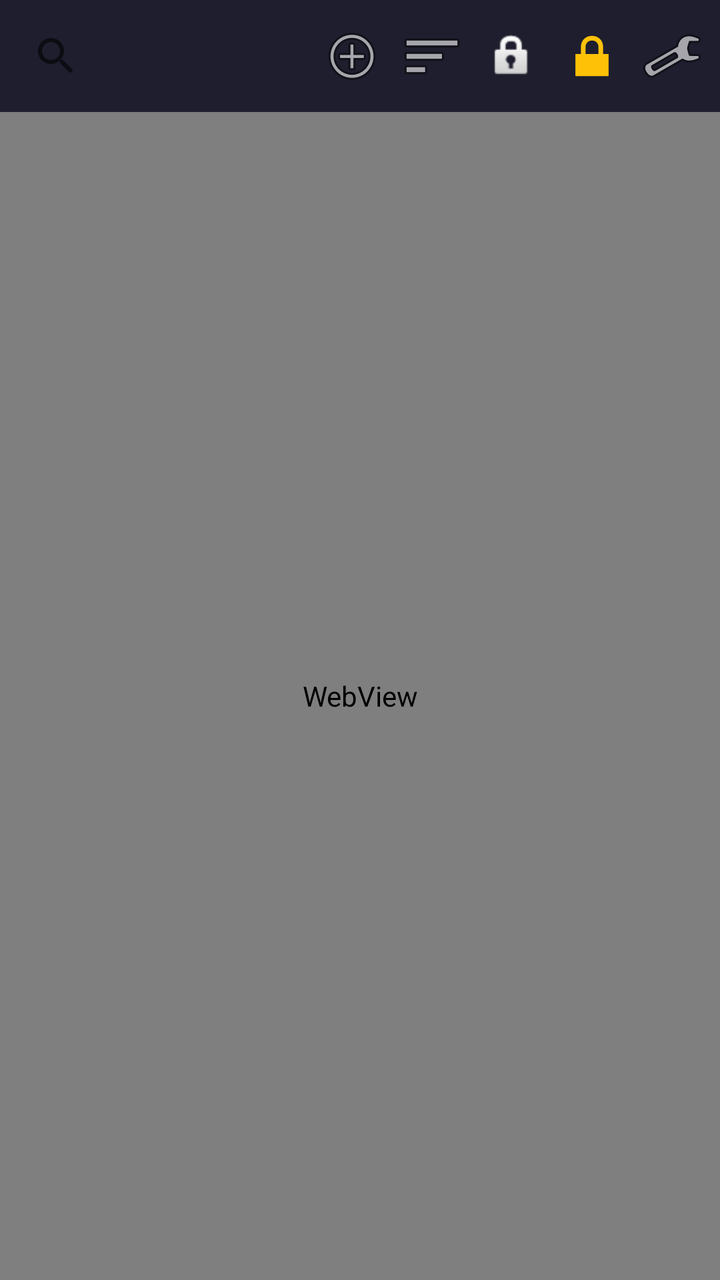
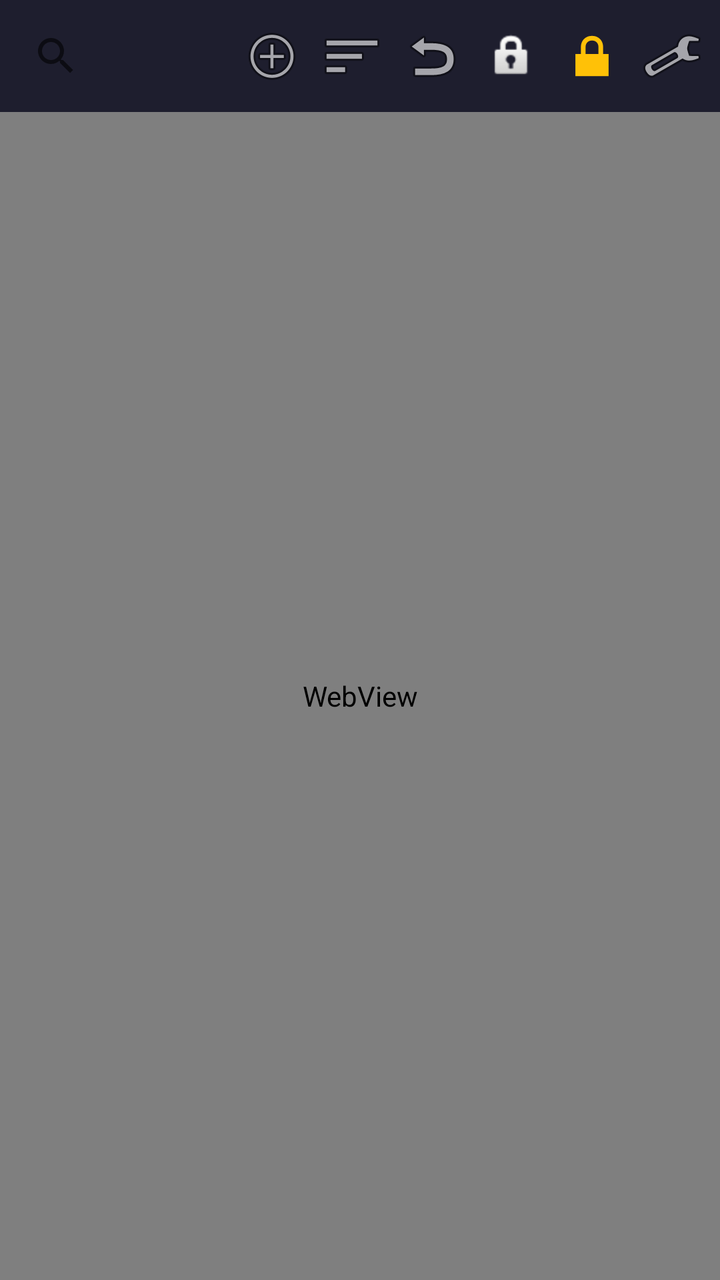

Two renders of the same Android screen: before a commit and after it. Below are the layout's source before the change and the commit's diff.
<!-- AndroidManifest.xml: application theme Theme.StarSyria -->
<!-- res/layout/activity_main.xml -->
<?xml version="1.0" encoding="utf-8"?>
<androidx.drawerlayout.widget.DrawerLayout
    xmlns:android="http://schemas.android.com/apk/res/android"
    xmlns:app="http://schemas.android.com/apk/res-auto"
    android:id="@+id/drawer_layout"
    android:layout_width="match_parent"
    android:layout_height="match_parent">

    <LinearLayout
        android:layout_width="match_parent"
        android:layout_height="match_parent"
        android:orientation="vertical">

        <LinearLayout
            android:id="@+id/toolbar_row"
            android:layout_width="match_parent"
            android:layout_height="wrap_content"
            android:orientation="horizontal"
            android:background="@color/toolbar_bg"
            android:padding="4dp"
            android:gravity="center_vertical">

            <androidx.appcompat.widget.SearchView
                android:id="@+id/search_bar"
                android:layout_width="0dp"
                android:layout_weight="1"
                android:layout_height="wrap_content"
                app:queryHint="@string/search_hint" />

            <ImageButton
                android:id="@+id/btn_new_tab"
                android:layout_width="40dp"
                android:layout_height="40dp"
                android:background="@android:color/transparent"
                android:src="@android:drawable/ic_menu_add"
                android:contentDescription="@string/new_tab" />

            <ImageButton
                android:id="@+id/btn_tabs"
                android:layout_width="40dp"
                android:layout_height="40dp"
                android:background="@android:color/transparent"
                android:src="@android:drawable/ic_menu_sort_by_size"
                android:contentDescription="@string/open_tabs" />

            <ImageButton
                android:id="@+id/btn_incognito"
                android:layout_width="40dp"
                android:layout_height="40dp"
                android:background="@android:color/transparent"
                android:src="@android:drawable/ic_lock_idle_lock"
                android:contentDescription="@string/incognito_mode" />

            <ImageButton
                android:id="@+id/btn_vpn"
                android:layout_width="40dp"
                android:layout_height="40dp"
                android:background="@android:color/transparent"
                android:src="@android:drawable/ic_lock_lock"
                android:contentDescription="@string/vpn" />

            <ImageButton
                android:id="@+id/btn_settings"
                android:layout_width="40dp"
                android:layout_height="40dp"
                android:background="@android:color/transparent"
                android:src="@android:drawable/ic_menu_preferences"
                android:contentDescription="@string/settings_title" />
        </LinearLayout>

        <WebView
            android:id="@+id/webview"
            android:layout_width="match_parent"
            android:layout_height="0dp"
            android:layout_weight="1" />
    </LinearLayout>

    
    <androidx.recyclerview.widget.RecyclerView
        android:id="@+id/tabs_recycler"
        android:layout_width="280dp"
        android:layout_height="match_parent"
        android:layout_gravity="end"
        android:background="@color/drawer_bg"
        android:padding="8dp" />

</androidx.drawerlayout.widget.DrawerLayout>
<!-- resources referenced by this layout -->
<resources>
  <color name="drawer_bg">#F4F4F8</color>
  <color name="toolbar_bg">#1E1E2E</color>
  <string name="incognito_mode">التصفح الخفي</string>
  <string name="new_tab">تبويب جديد</string>
  <string name="open_tabs">التبويبات المفتوحة</string>
  <string name="search_hint">ابحث أو أدخل رابطاً…</string>
  <string name="settings_title">الإعدادات</string>
  <string name="vpn">تفعيل VPN</string>
  <style name="Theme.StarSyria" parent="Theme.MaterialComponents.DayNight.NoActionBar">
          <item name="colorPrimary">@color/toolbar_bg</item>
          <item name="colorPrimaryDark">@color/toolbar_bg</item>
          <item name="colorAccent">@color/accent_star</item>
      </style>
  <color name="accent_star">#FFC107</color>
</resources>

<!-- the commit's change to res/layout/activity_main.xml (unified diff, before → after) -->
@@ -44,6 +44,14 @@
                 android:contentDescription="@string/open_tabs" />
 
             <ImageButton
+                android:id="@+id/btn_reopen_tab"
+                android:layout_width="40dp"
+                android:layout_height="40dp"
+                android:background="@android:color/transparent"
+                android:src="@android:drawable/ic_menu_revert"
+                android:contentDescription="@string/reopen_closed_tab" />
+
+            <ImageButton
                 android:id="@+id/btn_incognito"
                 android:layout_width="40dp"
                 android:layout_height="40dp"
<!-- resource entries referenced after the edit -->
@@ -5,6 +5,7 @@
   <string name="incognito_mode">التصفح الخفي</string>
   <string name="new_tab">تبويب جديد</string>
   <string name="open_tabs">التبويبات المفتوحة</string>
+  <string name="reopen_closed_tab">استرجاع آخر تبويب مغلق</string>
   <string name="search_hint">ابحث أو أدخل رابطاً…</string>
   <string name="settings_title">الإعدادات</string>
   <string name="vpn">تفعيل VPN</string>
